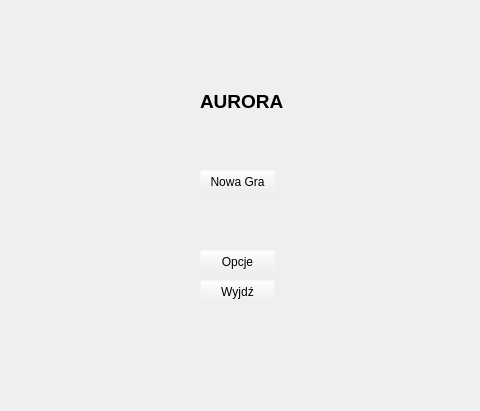
The window that interface/mainwindow.ui (StylishTriangles/Aurora) describes before a commit, drawn with Qt 5; both pictures show x 410 to 890 and y 100 to 511 of the 1280 by 720 pixel window.
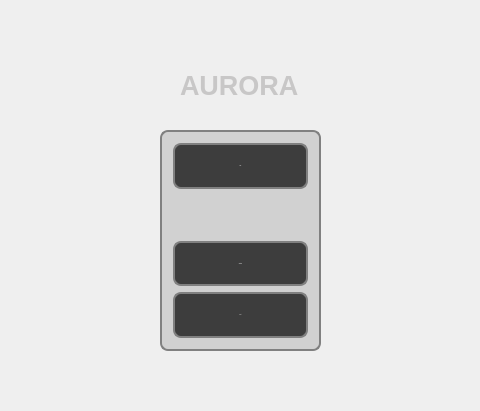
The same window after the commit.

Patch:
```diff
--- a/interface/mainwindow.ui
+++ b/interface/mainwindow.ui
@@ -19,6 +19,9 @@
   <property name="windowTitle">
    <string>Aurora</string>
   </property>
+  <property name="styleSheet">
+   <string notr="true"/>
+  </property>
   <widget class="QWidget" name="centralWidget">
    <property name="palette">
     <palette>
@@ -438,15 +441,16 @@
    <widget class="QLabel" name="label">
     <property name="geometry">
      <rect>
-      <x>610</x>
-      <y>190</y>
-      <width>83</width>
-      <height>23</height>
+      <x>590</x>
+      <y>160</y>
+      <width>121</width>
+      <height>51</height>
      </rect>
     </property>
     <property name="font">
      <font>
-      <pointsize>14</pointsize>
+      <family>Leelawadee UI</family>
+      <pointsize>20</pointsize>
       <weight>75</weight>
       <bold>true</bold>
      </font>
@@ -454,6 +458,10 @@
     <property name="cursor">
      <cursorShape>CrossCursor</cursorShape>
     </property>
+    <property name="styleSheet">
+     <string notr="true">color: rgb(200,199,199);
+text-align: center;</string>
+    </property>
     <property name="text">
      <string>AURORA</string>
     </property>
@@ -461,10 +469,10 @@
    <widget class="QFrame" name="frame">
     <property name="geometry">
      <rect>
-      <x>590</x>
-      <y>260</y>
-      <width>115</width>
-      <height>153</height>
+      <x>570</x>
+      <y>230</y>
+      <width>161</width>
+      <height>221</height>
      </rect>
     </property>
     <property name="sizePolicy">
@@ -473,63 +481,128 @@
       <verstretch>0</verstretch>
      </sizepolicy>
     </property>
+    <property name="styleSheet">
+     <string notr="true">QObject{
+border: 2px solid gray;
+background:  rgb(0,0,0,180);
+border-radius: 8px;
+}
+
+QFrame{
+background-color: rgb(0,0,0,32);
+}
+
+QPushButton{
+font: 18px &quot;Leelawadee UI&quot;;
+text-align:center;
+color: white;
+}
+QPushButton:hover{
+border-color: Tomato;
+}
+QPushButton:pressed{
+border-color: Black;
+}</string>
+    </property>
     <property name="frameShape">
      <enum>QFrame::StyledPanel</enum>
     </property>
     <property name="frameShadow">
      <enum>QFrame::Raised</enum>
     </property>
-    <widget class="QPushButton" name="exitButton">
-     <property name="geometry">
-      <rect>
-       <x>20</x>
-       <y>120</y>
-       <width>75</width>
-       <height>23</height>
-      </rect>
-     </property>
-     <property name="focusPolicy">
-      <enum>Qt::NoFocus</enum>
-     </property>
-     <property name="text">
-      <string>Wyjdź</string>
-     </property>
-    </widget>
-    <widget class="QPushButton" name="optionsButton">
-     <property name="geometry">
-      <rect>
-       <x>20</x>
-       <y>90</y>
-       <width>75</width>
-       <height>23</height>
-      </rect>
-     </property>
-     <property name="focusPolicy">
-      <enum>Qt::NoFocus</enum>
-     </property>
-     <property name="text">
-      <string>Opcje</string>
-     </property>
-    </widget>
-    <widget class="QPushButton" name="newGameButton">
-     <property name="enabled">
-      <bool>true</bool>
-     </property>
-     <property name="geometry">
-      <rect>
-       <x>20</x>
-       <y>10</y>
-       <width>75</width>
-       <height>23</height>
-      </rect>
-     </property>
-     <property name="focusPolicy">
-      <enum>Qt::NoFocus</enum>
-     </property>
-     <property name="text">
-      <string>Nowa Gra</string>
-     </property>
-    </widget>
+    <layout class="QGridLayout" name="gridLayout">
+     <item row="0" column="0">
+      <widget class="QPushButton" name="newGameButton">
+       <property name="enabled">
+        <bool>true</bool>
+       </property>
+       <property name="sizePolicy">
+        <sizepolicy hsizetype="Minimum" vsizetype="Expanding">
+         <horstretch>0</horstretch>
+         <verstretch>0</verstretch>
+        </sizepolicy>
+       </property>
+       <property name="font">
+        <font>
+         <family>Leelawadee UI</family>
+         <pointsize>-1</pointsize>
+         <weight>50</weight>
+         <italic>false</italic>
+         <bold>false</bold>
+        </font>
+       </property>
+       <property name="focusPolicy">
+        <enum>Qt::NoFocus</enum>
+       </property>
+       <property name="text">
+        <string>Play</string>
+       </property>
+      </widget>
+     </item>
+     <item row="2" column="0">
+      <widget class="QPushButton" name="optionsButton">
+       <property name="sizePolicy">
+        <sizepolicy hsizetype="Minimum" vsizetype="Expanding">
+         <horstretch>0</horstretch>
+         <verstretch>0</verstretch>
+        </sizepolicy>
+       </property>
+       <property name="font">
+        <font>
+         <family>Leelawadee UI</family>
+         <pointsize>-1</pointsize>
+         <weight>50</weight>
+         <italic>false</italic>
+         <bold>false</bold>
+        </font>
+       </property>
+       <property name="focusPolicy">
+        <enum>Qt::NoFocus</enum>
+       </property>
+       <property name="text">
+        <string>Options</string>
+       </property>
+      </widget>
+     </item>
+     <item row="3" column="0">
+      <widget class="QPushButton" name="exitButton">
+       <property name="sizePolicy">
+        <sizepolicy hsizetype="Minimum" vsizetype="Expanding">
+         <horstretch>0</horstretch>
+         <verstretch>0</verstretch>
+        </sizepolicy>
+       </property>
+       <property name="font">
+        <font>
+         <family>Leelawadee UI</family>
+         <pointsize>-1</pointsize>
+         <weight>50</weight>
+         <italic>false</italic>
+         <bold>false</bold>
+        </font>
+       </property>
+       <property name="focusPolicy">
+        <enum>Qt::NoFocus</enum>
+       </property>
+       <property name="text">
+        <string>Exit</string>
+       </property>
+      </widget>
+     </item>
+     <item row="1" column="0">
+      <spacer name="verticalSpacer">
+       <property name="orientation">
+        <enum>Qt::Vertical</enum>
+       </property>
+       <property name="sizeHint" stdset="0">
+        <size>
+         <width>20</width>
+         <height>40</height>
+        </size>
+       </property>
+      </spacer>
+     </item>
+    </layout>
    </widget>
   </widget>
   <widget class="QMenuBar" name="menuBar">
```
Left out of the diff: 10 changed lines with no effect on the pictures.
